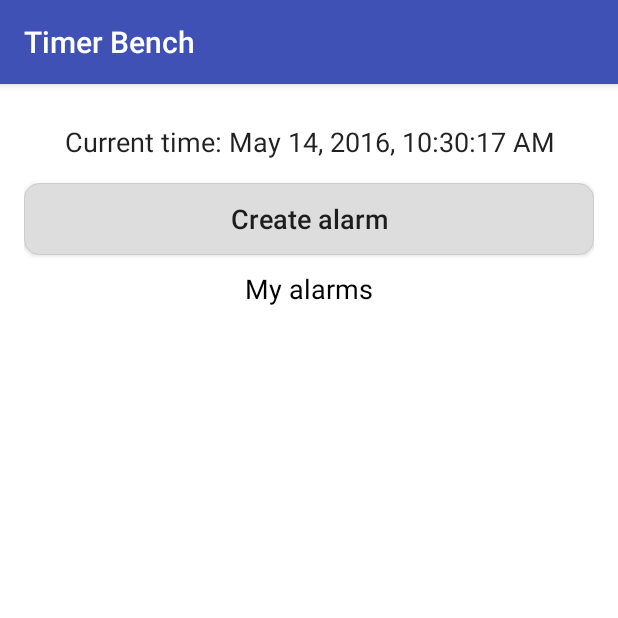
After one commit to vasterlord/LastProG_Timer, an Android app: the Ayarm_Activity screen opened directly, with no data from a screen before it, on a phone screen of 412 x 824 dp, the top half of it. The commit adds this screen. Run offline under Robolectric (Android 15) with nearby library versions, the phone set to English and light mode, and no system bars.

Commit message:
simple Alarm

```diff
--- a/app/src/main/AndroidManifest.xml
+++ b/app/src/main/AndroidManifest.xml
@@ -28,6 +28,8 @@
                 <category android:name="android.intent.category.LAUNCHER" />
             </intent-filter>
         </activity>
+        <activity android:name=".Ayarm_Activity" />
+        <activity android:name=".TimeActivity"></activity>
     </application>
 
 </manifest>
--- /dev/null
+++ b/app/src/main/java/timerbench/com/timerbench/Ayarm_Activity.java
@@ -0,0 +1,106 @@
+package timerbench.com.timerbench;
+
+import android.app.AlarmManager;
+import android.app.PendingIntent;
+import android.content.Intent;
+import android.os.Bundle;
+import android.support.v7.app.AppCompatActivity;
+import android.view.View;
+import android.widget.ListView;
+import android.widget.TextView;
+import android.widget.Toast;
+
+import java.text.DateFormat;
+import java.util.ArrayList;
+import java.util.Calendar;
+import java.util.Date;
+
+import timerbench.com.timerbench.adapters.AlyarmAdapter;
+import timerbench.com.timerbench.model.UserAlyarm;
+import timerbench.com.timerbench.resivers.AlarmReceiver;
+
+/**
+ * Created by Ivan on 14.05.2016.
+ */
+public class Ayarm_Activity extends AppCompatActivity {
+    private static final int REQUEST_CODE = 23;
+    private static final int REQUEST_CODE_ALERT = 24;
+    private TextView timeTextView;
+    private ListView listView;
+    private AlyarmAdapter alarmAdapter;
+    private ArrayList<UserAlyarm> userAlarmArrayList;
+
+    @Override
+    protected void onCreate(Bundle savedInstanceState) {
+        super.onCreate(savedInstanceState);
+        setContentView(R.layout.main_activity_alyarm);
+        timeTextView = (TextView)findViewById(R.id.textViewTime);
+        listView = (ListView)findViewById(R.id.listView);
+
+        showCurrentDate();
+        userAlarmArrayList = new ArrayList<>();
+        alarmAdapter = new AlyarmAdapter(this, userAlarmArrayList);
+        listView.setAdapter(alarmAdapter);
+    }
+
+    public void onChooserClick(View v) {
+        Intent intent = new Intent(this, TimeActivity.class);
+//        startActivity(intent);
+       startActivityForResult(intent, REQUEST_CODE);
+    }
+
+    @Override
+    protected void onActivityResult(int requestCode, int resultCode, Intent data) {
+
+        if(requestCode == REQUEST_CODE) {
+
+            if (data != null && data.getExtras() != null) {
+                Bundle bundle = data.getExtras();
+                String message = bundle.getString("message", "Alarm started");
+                Calendar calendar = (Calendar) bundle.get("calendar");
+
+                if (calendar != null) {
+                    startAlert(calendar, message);
+                    UserAlyarm userAlarm = new UserAlyarm();
+                    userAlarm.setMessage(message);
+                    userAlarm.setTime(DateFormat.getDateTimeInstance().format(calendar.getTime()));
+                    userAlarmArrayList.add(0, userAlarm);
+                    alarmAdapter.notifyDataSetChanged();
+                }
+            }
+        }
+    }
+
+    public void startAlert(Calendar calendar, String message) {
+        Intent intent = new Intent(this, AlarmReceiver.class);
+        intent.putExtra("message", message);
+        PendingIntent pendingIntent = PendingIntent.getBroadcast(this.getApplicationContext(), REQUEST_CODE_ALERT, intent, 0);
+        AlarmManager alarmManager = (AlarmManager) getSystemService(ALARM_SERVICE);
+        alarmManager.set(AlarmManager.RTC_WAKEUP, System.currentTimeMillis() +
+                (calendar.getTimeInMillis() - System.currentTimeMillis()), pendingIntent);
+        Toast.makeText(this, "Alarm set", Toast.LENGTH_LONG).show();
+    }
+
+    private void showCurrentDate() {
+        Thread t = new Thread() {
+
+            @Override
+            public void run() {
+                try {
+                    while (!isInterrupted()) {
+                        Thread.sleep(1000);
+                        runOnUiThread(new Runnable() {
+                            @Override
+                            public void run() {
+                                timeTextView.setText("Current time: " + DateFormat.getDateTimeInstance().format(new Date()));
+                            }
+                        });
+                    }
+                } catch (InterruptedException e) {
+                    System.out.println(e.toString());
+                }
+            }
+        };
+        t.start();
+    }
+}
--- a/app/src/main/java/timerbench/com/timerbench/MainActivity.java
+++ b/app/src/main/java/timerbench/com/timerbench/MainActivity.java
@@ -76,7 +76,7 @@ public class MainActivity extends AppCompatActivity {
 //              Intent intent =;
 //                startActivity( new Intent(this, AlyarnActivity.class));
 
-//                startActivity(new Intent(this, Alyarm.class));
+               startActivity(new Intent(this, Ayarm_Activity.class));
 
                 btnSportTimer.setTextSize(15);
                 btnReminder.setTextSize(20);
--- /dev/null
+++ b/app/src/main/res/layout/main_activity_alyarm.xml
@@ -0,0 +1,51 @@
+<?xml version="1.0" encoding="utf-8"?>
+<LinearLayout
+    xmlns:android="http://schemas.android.com/apk/res/android"
+    xmlns:tools="http://schemas.android.com/tools"
+    android:layout_width="match_parent"
+    android:layout_height="match_parent"
+    android:paddingRight="16dp"
+    android:paddingLeft="16dp"
+    android:orientation="vertical"
+    android:fitsSystemWindows="true"
+    tools:context=".MainActivity"
+    android:background="#ffffff">
+
+    <TextView
+        android:layout_width="match_parent"
+        android:layout_height="wrap_content"
+        android:gravity="center_horizontal"
+        android:textSize="18sp"
+        android:textAppearance="?android:attr/textAppearanceLarge"
+        android:id="@+id/textViewTime"
+        android:layout_marginTop="26dp" />
+
+    <Button
+        android:layout_width="match_parent"
+        android:layout_height="wrap_content"
+        android:layout_marginTop="15dp"
+        android:textAllCaps="false"
+        android:text="Create alarm"
+        android:background="@drawable/button_background_selector"
+        android:textSize="18sp"
+        android:id="@+id/buttonChooser"
+        android:onClick="onChooserClick"/>
+
+    <TextView
+        android:layout_width="match_parent"
+        android:layout_height="wrap_content"
+        android:layout_marginTop="10dp"
+        android:layout_marginBottom="5dp"
+        android:textSize="18sp"
+        android:textColor="#000"
+        android:textAppearance="?android:attr/textAppearanceMedium"
+        android:text="My alarms"
+        android:gravity="center_horizontal"
+        android:id="@+id/textView2" />
+
+    <ListView
+        android:layout_width="match_parent"
+        android:layout_height="wrap_content"
+        android:id="@+id/listView" />
+
+</LinearLayout>
```
Also changed, not shown: app/src/main/java/timerbench/com/timerbench/TimeActivity.java (added, +68 -0 lines), app/src/main/res/layout/activity_time.xml (added, +49 -0 lines).
